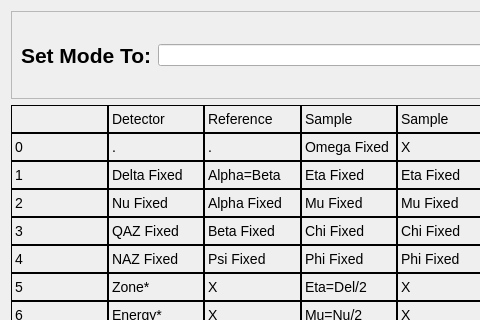
HugoValim/DAF, file gui/set_mode.ui: the form before one commit; both pictures show x 0 to 480 and y 0 to 320 of the 698 by 497 pixel window.
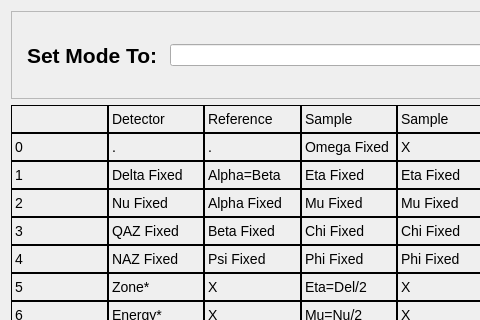
The form after the commit.

Commit message: Added th set experiment to daf.gui, also did some changes i daf.expt to accept float values

The edit to the form file:
```diff
--- a/gui/set_mode.ui
+++ b/gui/set_mode.ui
@@ -34,6 +34,16 @@
             <bold>true</bold>
            </font>
           </property>
+          <property name="styleSheet">
+           <string notr="true"> QLabel {
+    qproperty-alignment: AlignCenter;
+    padding: 5px 0px;
+    color: rgb(0, 0, 0);
+    max-height: 18px;
+    font-size: 16pt;
+	font-weight: bold; 
+}</string>
+          </property>
           <property name="text">
            <string>Set Mode To:</string>
           </property>
```
Left out of the diff: 3 changed lines with no effect on the pictures. The commit also changes 7 other files.
